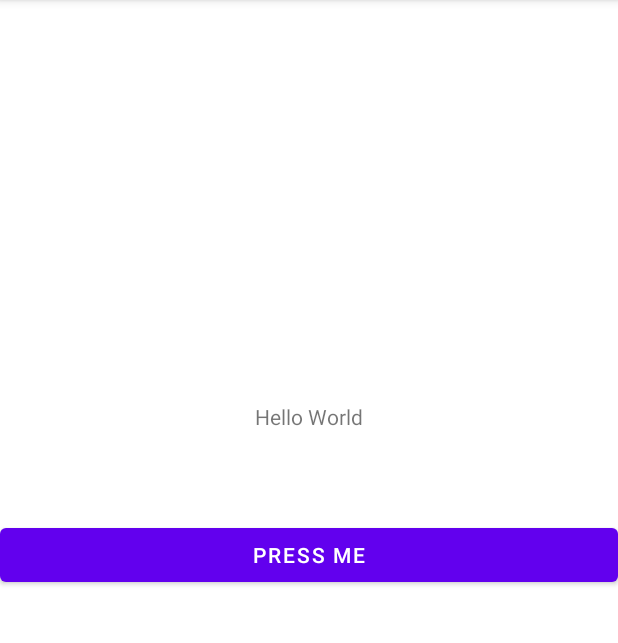
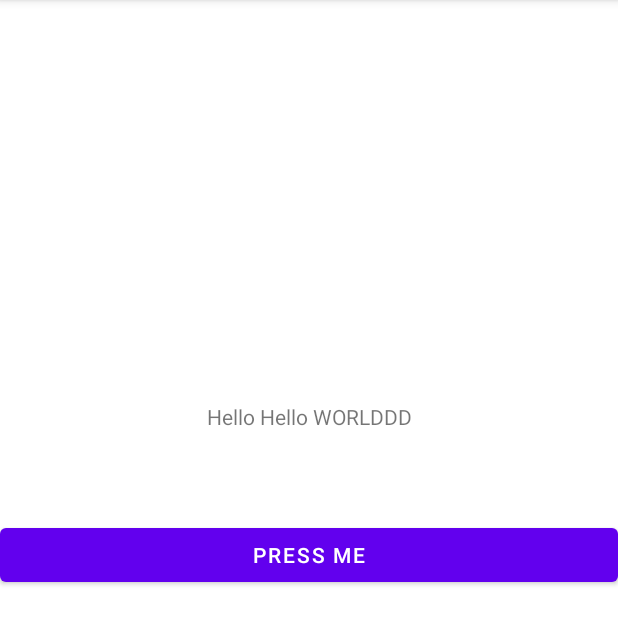
Before and after one commit to Marc-Colina/GitProject, an Android app: the screen it shows after launch (MainActivity), on a phone screen of 412 x 824 dp, the part 84-727 px from its top. Run offline under Robolectric (Android 15) with nearby library versions, the phone set to English and light mode, and no system bars.

```diff
--- a/app/src/main/res/layout/activity_main.xml
+++ b/app/src/main/res/layout/activity_main.xml
@@ -11,7 +11,7 @@
         android:layout_width="wrap_content"
         android:layout_height="wrap_content"
         android:layout_marginTop="268dp"
-        android:text="Hello World"
+        android:text="Hello Hello WORLDDD"
         app:layout_constraintEnd_toEndOf="parent"
         app:layout_constraintStart_toStartOf="parent"
         app:layout_constraintTop_toTopOf="parent" />
```
